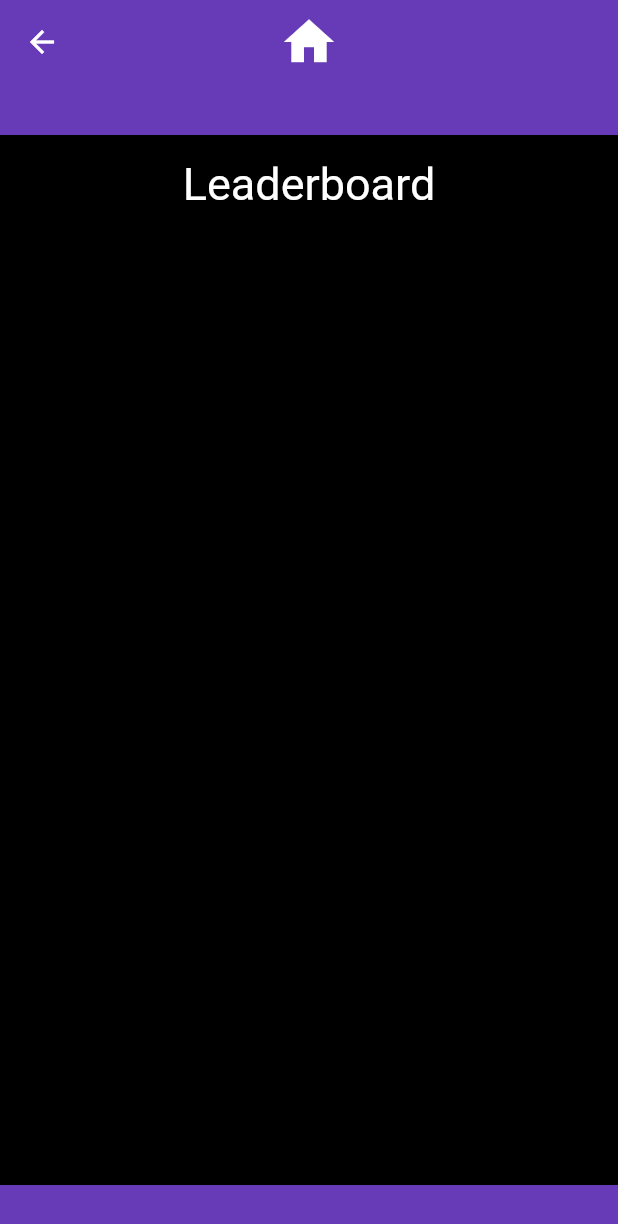
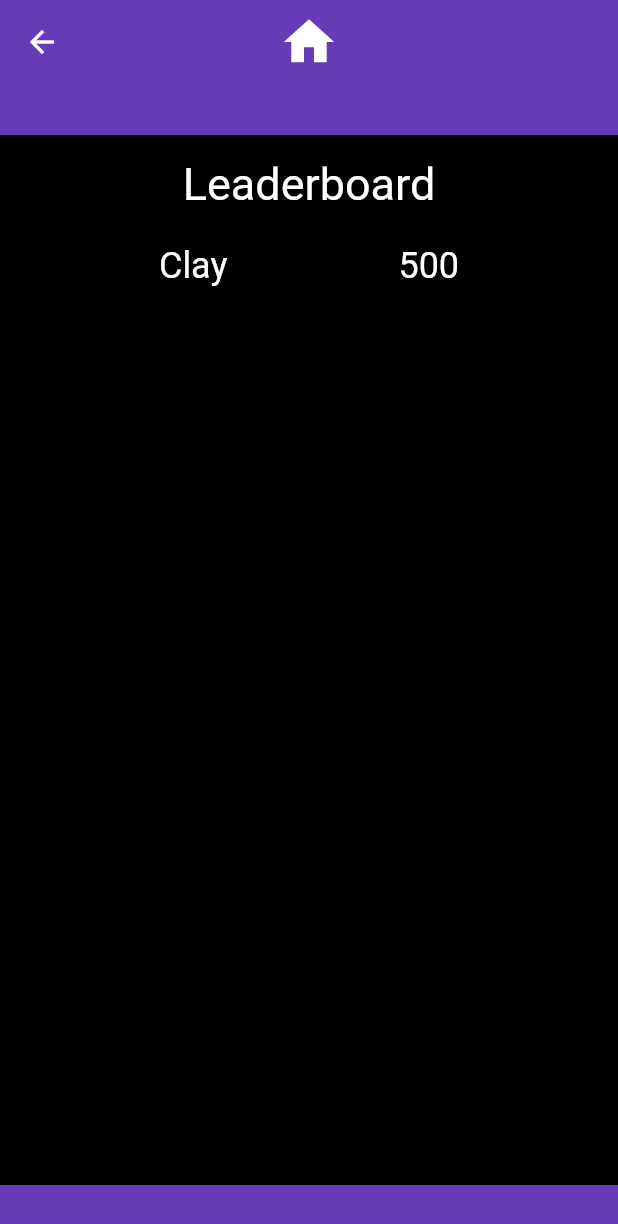
Before and after one commit to Kevin-Au-Duong/DACCKSCAM-DECO3801-S2-2022-UQ, a Flutter app: the Leaderboard screen opened directly, on a phone screen of 412 x 824 dp. Shown: the top 1224 px of the screen. Run offline on Flutter 3.47's test engine with Material 2 defaults, Android fonts, the phone set to English and light mode, and no system bars.

```diff
--- a/lib/Pages/leaderboard.dart
+++ b/lib/Pages/leaderboard.dart
@@ -57,9 +57,18 @@ class _LeaderboardBodyState extends State<LeaderboardBody> {
                     style: TextStyle(fontSize: 30, color: Colors.white)),
               ),
               Row(
+                mainAxisAlignment: MainAxisAlignment.spaceEvenly,
                 children: const [
-                  Text("Clay"),
-                  Text("500"),
+                  Padding(
+                    padding: EdgeInsets.all(8.0),
+                    child: Text("Clay",
+                      style: TextStyle(fontSize: 24, color: Colors.white)),
+                  ),
+                  Padding(
+                    padding: EdgeInsets.all(8.0),
+                    child: Text("500",
+                        style: TextStyle(fontSize: 24, color: Colors.white)),
+                  ),
                 ],
               ),
             ],
--- a/lib/Pages/violations.dart
+++ b/lib/Pages/violations.dart
@@ -51,9 +51,9 @@ class _ViolationsBodyState extends State<ViolationsBody> {
           ),
       child: Column(
         children: const [
-        Padding(
-          padding: EdgeInsets.all(15.0),
-          child: Text("Violations",
+          Padding(
+            padding: EdgeInsets.all(15.0),
+            child: Text("Violations",
               textAlign: TextAlign.left,
               style: TextStyle(fontSize: 30, color: Colors.white)),
         ),
```
Also changed, not shown: lib/Helper/globals.dart (+5 -11 lines), lib/Helper/violation.dart (added, +9 -0 lines).
